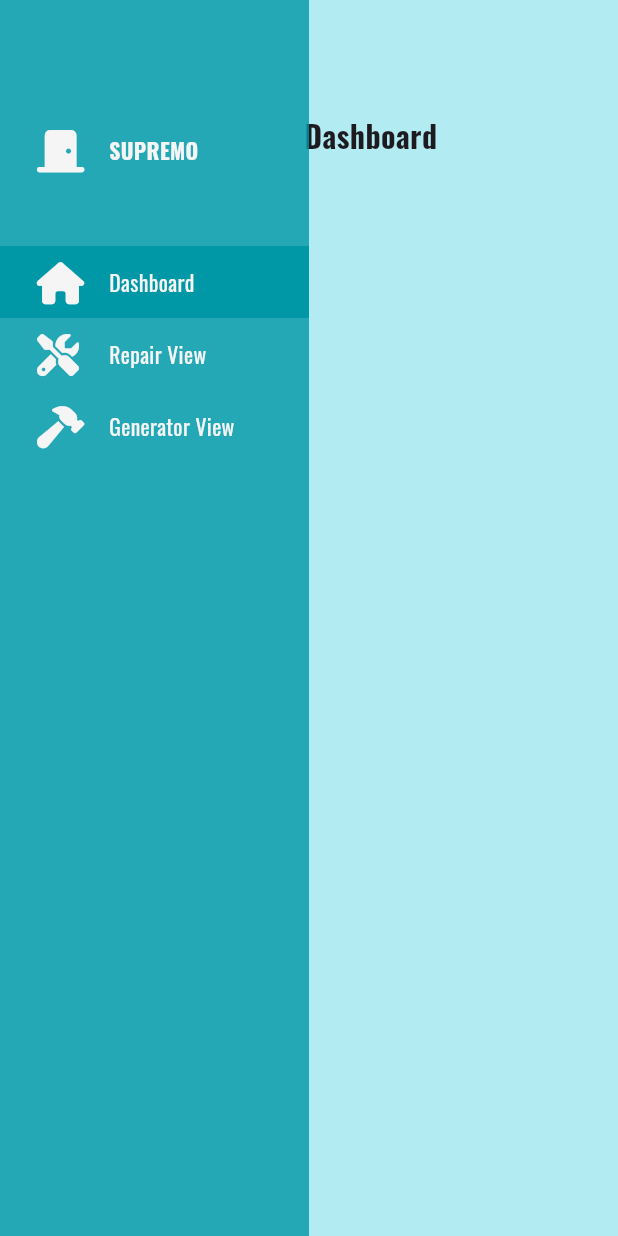
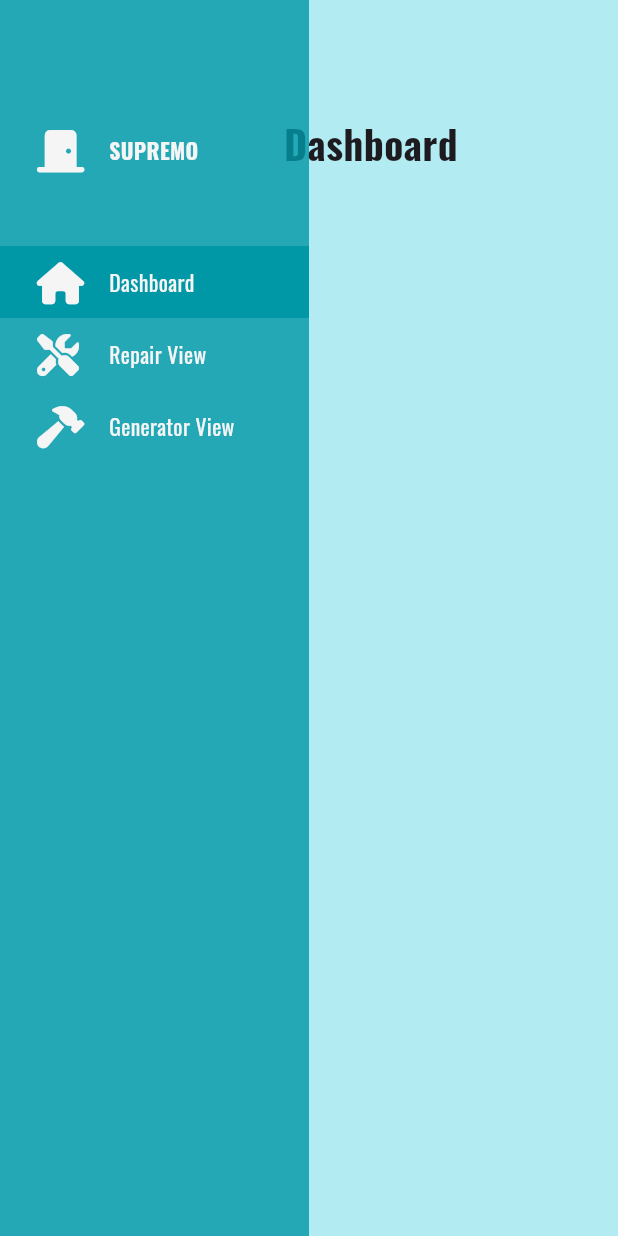
Before and after one commit to jrdeavila/Supremo, a Flutter app: the screen it shows after launch, on a phone screen of 412 x 824 dp. Run offline on Flutter 3.47's test engine with Material 3 defaults, Android fonts, the light colour scheme and no system bars; our stand-ins replace firebase_core, font_awesome_flutter, get, google_fonts; accounts and stored records are empty.

Commit message:
refactor: Improve responsiveness of sidebar content widget

```diff
--- a/lib/widgets/sidebar_content.dart
+++ b/lib/widgets/sidebar_content.dart
@@ -12,14 +12,15 @@ class SidebarContentWidget extends StatelessWidget {
 
   @override
   Widget build(BuildContext context) {
+    return LayoutBuilder(builder: (context, constraints) {
       return Container(
         padding: const EdgeInsets.all(20),
         child: Column(
           children: [
             Text(
               label,
-            style: const TextStyle(
-              fontSize: 20,
+              style: TextStyle(
+                fontSize: constraints.maxWidth * 0.08,
                 fontWeight: FontWeight.bold,
               ),
             ),
@@ -30,5 +31,6 @@ class SidebarContentWidget extends StatelessWidget {
           ],
         ),
       );
+    });
   }
 }
```
Lines whose indentation alone changed are shown as unchanged.
